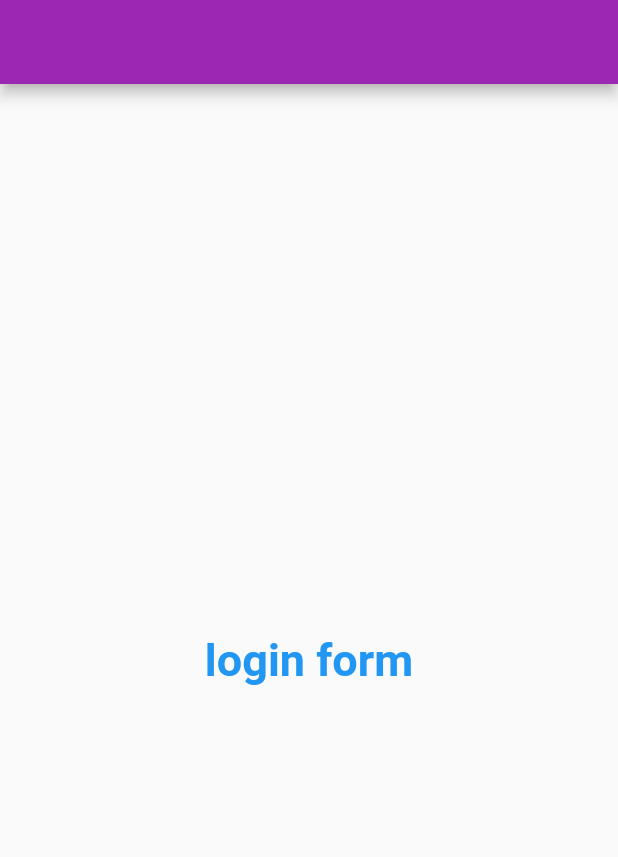
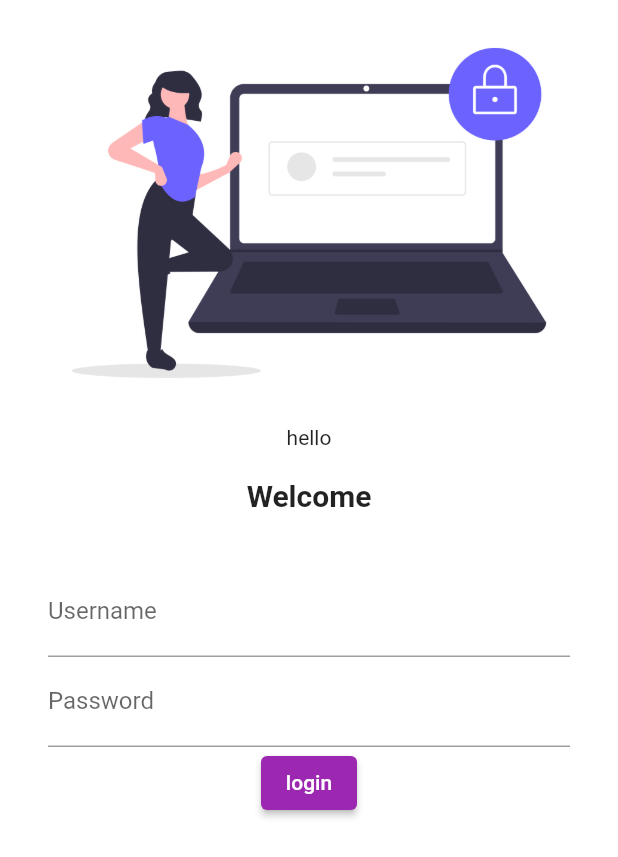
Before and after one commit to dragonanish/catalog, a Flutter app: the screen it shows after launch, on a phone screen of 412 x 824 dp. Shown: the top 857 px of the screen. Run offline on Flutter 3.47's test engine with Material 2 defaults, Android fonts, the phone set to English and light mode, and no system bars; our stand-ins replace google_fonts; Roboto replaces fonts that are missing (Laila).

Commit message:
added googlefonts,images.login buttons

```diff
--- a/lib/main.dart
+++ b/lib/main.dart
@@ -1,6 +1,7 @@
 import 'src/login_page.dart';
 import 'package:flutter/material.dart';
 import 'src/homepage.dart';
+import 'package:google_fonts/google_fonts.dart';
 
 void main() {
   runApp(MyApp());
@@ -12,7 +13,10 @@ class MyApp extends StatelessWidget {
     return MaterialApp(
       // home: Homepage(),
       themeMode: ThemeMode.light,
-      theme: ThemeData(primarySwatch: Colors.purple),
+      theme: ThemeData(
+          primarySwatch: Colors.purple,
+          fontFamily: GoogleFonts.laila().fontFamily,
+          primaryTextTheme: GoogleFonts.latoTextTheme()),
       darkTheme: ThemeData(
         brightness: Brightness.dark,
       ),
--- a/lib/src/login_page.dart
+++ b/lib/src/login_page.dart
@@ -3,18 +3,51 @@ import 'package:flutter/material.dart';
 class Loginform extends StatelessWidget {
   @override
   Widget build(BuildContext context) {
-    return Scaffold(
-      appBar: AppBar(),
-      body: Center(
-        child: Text(
-          "login form",
-          style: TextStyle(
-            fontSize: 10,
-            color: Colors.blue,
-            fontWeight: FontWeight.bold,
+    return Material(
+      color: Colors.white,
+      child: Column(
+        children: [
+          Image.asset(
+            "assets/images/user-login-logo.png",
+            fit: BoxFit.cover,
           ),
-          textScaleFactor: 3.0,
-        ),
+          SizedBox(
+            height: 35.0,
+            child: Text("hello"),
+          ),
+          Text(
+            "Welcome",
+            style: TextStyle(
+              fontSize: 20,
+              fontWeight: FontWeight.bold,
+            ),
+          ),
+          SizedBox(
+            height: 20.0,
+          ),
+          Padding(
+            padding:
+                const EdgeInsets.symmetric(vertical: 16.0, horizontal: 32.0),
+            child: Column(
+              children: [
+                TextFormField(
+                  decoration: InputDecoration(
+                      labelText: "Username", hintText: "Enter Username"),
+                ),
+                TextFormField(
+                  obscureText: true,
+                  decoration: InputDecoration(
+                      labelText: "Password", hintText: "Enter Password"),
+                ),
+                ElevatedButton(
+                    onPressed: () {
+                      print("Successfully login");
+                    },
+                    child: Text("login")),
+              ],
+            ),
+          )
+        ],
       ),
     );
   }
--- a/pubspec.yaml
+++ b/pubspec.yaml
@@ -28,6 +28,7 @@ dependencies:
   # The following adds the Cupertino Icons font to your application.
   # Use with the CupertinoIcons class for iOS style icons.
   cupertino_icons: ^1.0.2
+  google_fonts: ^2.1.0
 
 dev_dependencies:
   flutter_test:
@@ -45,8 +46,8 @@ flutter:
   uses-material-design: true
 
   # To add assets to your application, add an assets section, like this:
-  # assets:
-  #   - images/a_dot_burr.jpeg
+  assets:
+    - assets/images/
   #   - images/a_dot_ham.jpeg
 
   # An image asset can refer to one or more resolution-specific "variants", see
```
Also changed, not shown: assets/images/user-login-logo.png (added), assets/images/user-login.png (added), pubspec.lock.
